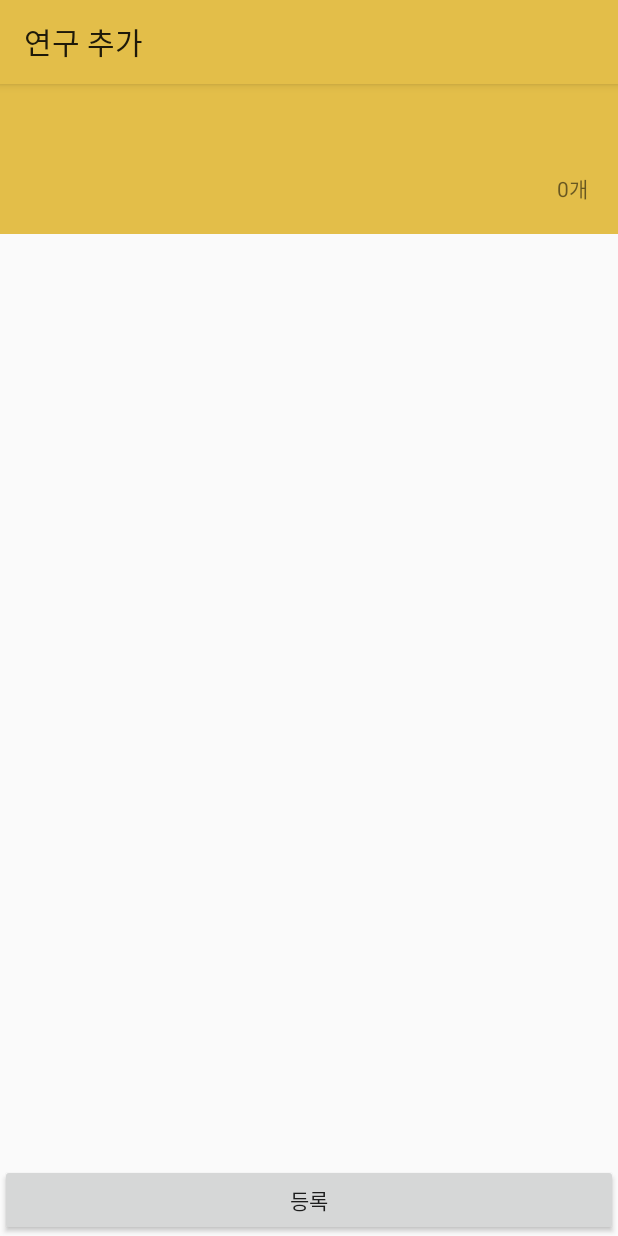
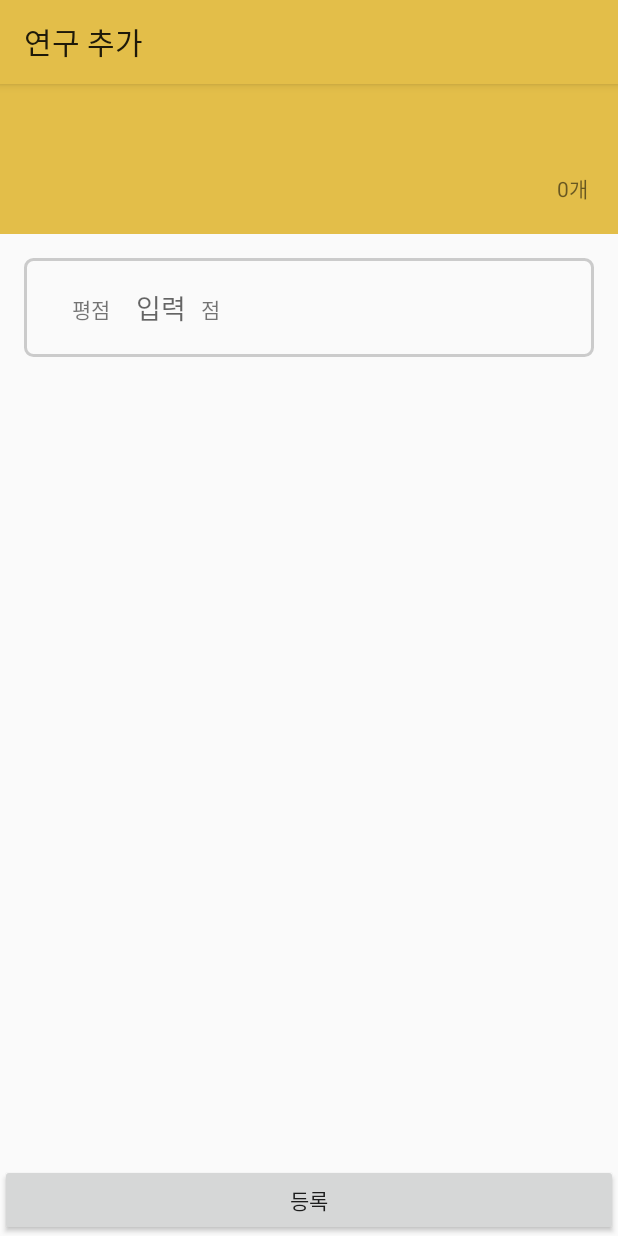
Before and after one commit to mine0697782/2019-MobileProgramming-Group-H, an Android app: the AddResearchActivity2 screen opened directly, with no data from a screen before it, on a phone screen of 412 x 824 dp. Run offline under Robolectric (Android 15) with nearby library versions, the phone set to English and light mode, and no system bars.

Commit message:
모든 기능 완성 (연구추가후 튕김)

```diff
--- a/Android/RecipeLab/app/src/main/java/com/grouph/recipelab/activity/AddRecipeActivity.kt
+++ b/Android/RecipeLab/app/src/main/java/com/grouph/recipelab/activity/AddRecipeActivity.kt
@@ -1,6 +1,5 @@
 /**
- *  작성자 : 정민재
- *  @author jmj
+ *  작성자 : 이윤서
  */
 
 package com.grouph.recipelab.activity
--- a/Android/RecipeLab/app/src/main/java/com/grouph/recipelab/activity/AddResearchActivity2.kt
+++ b/Android/RecipeLab/app/src/main/java/com/grouph/recipelab/activity/AddResearchActivity2.kt
@@ -5,13 +5,25 @@
 
 package com.grouph.recipelab.activity
 
+import android.content.Intent
+import android.database.sqlite.SQLiteDatabase
 import androidx.appcompat.app.AppCompatActivity
 import android.os.Bundle
+import android.widget.Button
+import android.widget.EditText
 import android.widget.TextView
 import androidx.appcompat.widget.Toolbar
+import androidx.recyclerview.widget.DividerItemDecoration
+import androidx.recyclerview.widget.LinearLayoutManager
+import androidx.recyclerview.widget.RecyclerView
 import com.grouph.recipelab.R
+import com.grouph.recipelab.adapter.AddResearchAdapter2
+import com.grouph.recipelab.helper.MySQLIteOpenHelper
+import com.grouph.recipelab.model.Element
+import com.grouph.recipelab.model.Research
 import kotlinx.android.synthetic.main.activity_add_research2.*
 import kotlinx.android.synthetic.main.toolbar_main.*
+import java.lang.Exception
 
 class AddResearchActivity2 : AppCompatActivity() {
 
@@ -19,6 +31,16 @@ class AddResearchActivity2 : AppCompatActivity() {
     lateinit var textName: TextView
     lateinit var textDate: TextView
     lateinit var textNum: TextView
+    lateinit var btnRegister: Button
+
+    lateinit var helper: MySQLIteOpenHelper
+    lateinit var db: SQLiteDatabase
+
+    lateinit var rv: RecyclerView
+    lateinit var adapter: AddResearchAdapter2
+    lateinit var editScore: EditText
+
+    val data = arrayListOf<Element>()
 
     override fun onCreate(savedInstanceState: Bundle?) {
         super.onCreate(savedInstanceState)
@@ -31,9 +53,25 @@ class AddResearchActivity2 : AppCompatActivity() {
         val window = window
         window.statusBarColor = resources.getColor(R.color.colorPrimary)
 
+        btnRegister = btn_register
+        btnRegister.setOnClickListener {
+            helper.insert(db, Research(recipeNo, editScore.text.toString().toFloat()))
+            val cursor = db.rawQuery("select count(*) from researchTable", null)
+            cursor.moveToFirst()
+            val researchNo = cursor.getInt(0)
+            for (i in 0 until adapter.itemCount) {
+                helper.insert(db, Element(recipeNo, researchNo, i+1, adapter.data[i].name,
+                    adapter.mDataset[i].toInt(), adapter.data[i].unit))
+            }
+            val intent = Intent(this, ResearchingListActivity::class.java)
+            setResult(RESULT_OK, intent)
+            finish()
+        }
+
         textName = text_recipe_name
         textDate = text_date
         textNum = text_resNum
+        editScore = edit_score
 
         val intent = intent
         recipeNo = intent.getIntExtra("recipeNo", 0)
@@ -41,5 +79,24 @@ class AddResearchActivity2 : AppCompatActivity() {
         textDate.text = intent.getStringExtra("date")
         textNum.text = intent.getIntExtra("resNum", 0).toString()+"개"
 
+        adapter = AddResearchAdapter2(data)
+
+        helper = MySQLIteOpenHelper(this, "file.db",null, 1)
+        try {
+            db = helper.writableDatabase
+            val cursor = db.rawQuery("select * from elementsTable where researchNo=-1 and recipeNo="+recipeNo, null)
+            while (cursor.moveToNext()) {
+                data.add(Element(recipeNo, name = cursor.getString(4), unit = cursor.getString(6)))
+                adapter.mDataset.add("")
+            }
+        } catch (e: Exception) {
+            e.printStackTrace()
+        }
+
+        rv = rv_list_element_add_research
+        rv.layoutManager = LinearLayoutManager(this, LinearLayoutManager.VERTICAL, false)
+//        rv.addItemDecoration(DividerItemDecoration(this, DividerItemDecoration.VERTICAL))
+        rv.adapter = adapter
+
     }
 }
--- a/Android/RecipeLab/app/src/main/res/layout/activity_add_research2.xml
+++ b/Android/RecipeLab/app/src/main/res/layout/activity_add_research2.xml
@@ -52,12 +52,78 @@
         <androidx.recyclerview.widget.RecyclerView
             android:id="@+id/rv_list_element_add_research"
             android:layout_width="match_parent"
+            android:layout_height="wrap_content"
+            android:paddingStart="15dp"
+            android:paddingTop="10dp"
+            android:paddingEnd="15dp" />
+
+        <LinearLayout
+            android:layout_width="match_parent"
+            android:layout_height="wrap_content"
+            android:layout_marginStart="15dp"
+            android:layout_marginTop="5dp"
+            android:layout_marginEnd="15dp"
+            android:layout_marginBottom="5dp"
+            android:background="@drawable/border_element_frame"
+            android:orientation="vertical"
+            android:paddingStart="15dp"
+            android:paddingTop="20dp"
+            android:paddingEnd="15dp"
+            android:paddingBottom="20dp">
+
+            <LinearLayout
+                android:layout_width="match_parent"
+                android:layout_height="wrap_content"
+                android:orientation="horizontal">
+
+                <TextView
+                    android:id="@+id/text_score"
+                    android:layout_width="60dp"
+                    android:layout_height="wrap_content"
+                    android:background="@color/colorTransparent"
+                    android:focusable="true"
+                    android:focusableInTouchMode="true"
+                    android:singleLine="true"
+                    android:text="평점"
+                    android:textAlignment="center" />
+
+                <EditText
+                    android:id="@+id/edit_score"
+                    android:layout_width="wrap_content"
+                    android:layout_height="wrap_content"
+                    android:background="@color/colorTransparent"
+                    android:focusable="true"
+                    android:focusableInTouchMode="true"
+                    android:hint="입력"
+                    android:singleLine="true" />
+
+                <ImageView
+                    android:layout_width="10dp"
+                    android:layout_height="match_parent"
+                    android:background="@color/colorTransparent" />
+
+                <TextView
+                    android:layout_width="0dp"
+                    android:layout_height="wrap_content"
+                    android:layout_weight="1"
+                    android:background="@color/colorTransparent"
+                    android:focusable="true"
+                    android:focusableInTouchMode="true"
+                    android:singleLine="true"
+                    android:text="점" />
+
+            </LinearLayout>
+        </LinearLayout>
+
+        <LinearLayout
+            android:layout_width="match_parent"
             android:layout_height="0dp"
-            android:layout_weight="1" />
+            android:layout_weight="1"/>
 
         <Button
-            android:text="등록"
+            android:id="@+id/btn_register"
             android:layout_width="match_parent"
-            android:layout_height="wrap_content"/>
+            android:layout_height="wrap_content"
+            android:text="등록" />
     </LinearLayout>
 </androidx.coordinatorlayout.widget.CoordinatorLayout>
```
Also changed, not shown: Android/RecipeLab/app/src/main/java/com/grouph/recipelab/activity/ResearchingListActivity.kt (+46 -18 lines), Android/RecipeLab/app/src/main/java/com/grouph/recipelab/adapter/AddResearchAdapter2.kt (added, +78 -0 lines), Android/RecipeLab/app/src/main/java/com/grouph/recipelab/adapter/ResearchListAdapter.kt (+9 -3 lines), Android/RecipeLab/app/src/main/res/layout/item_element_add_research.xml (+8 -6 lines).
